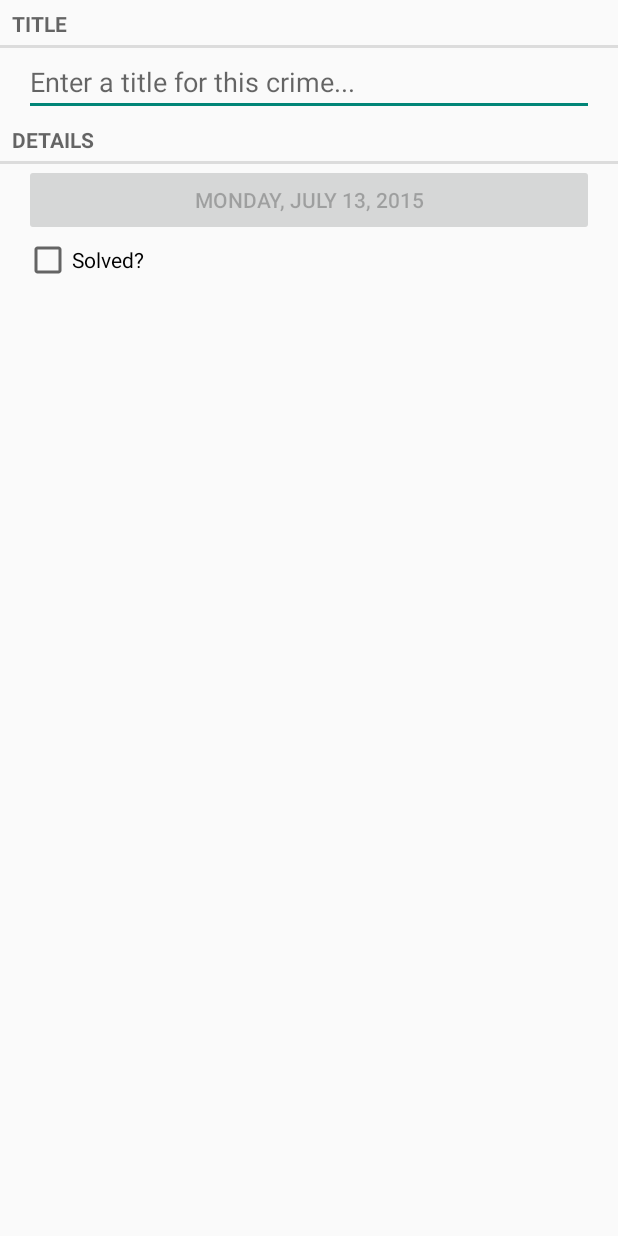
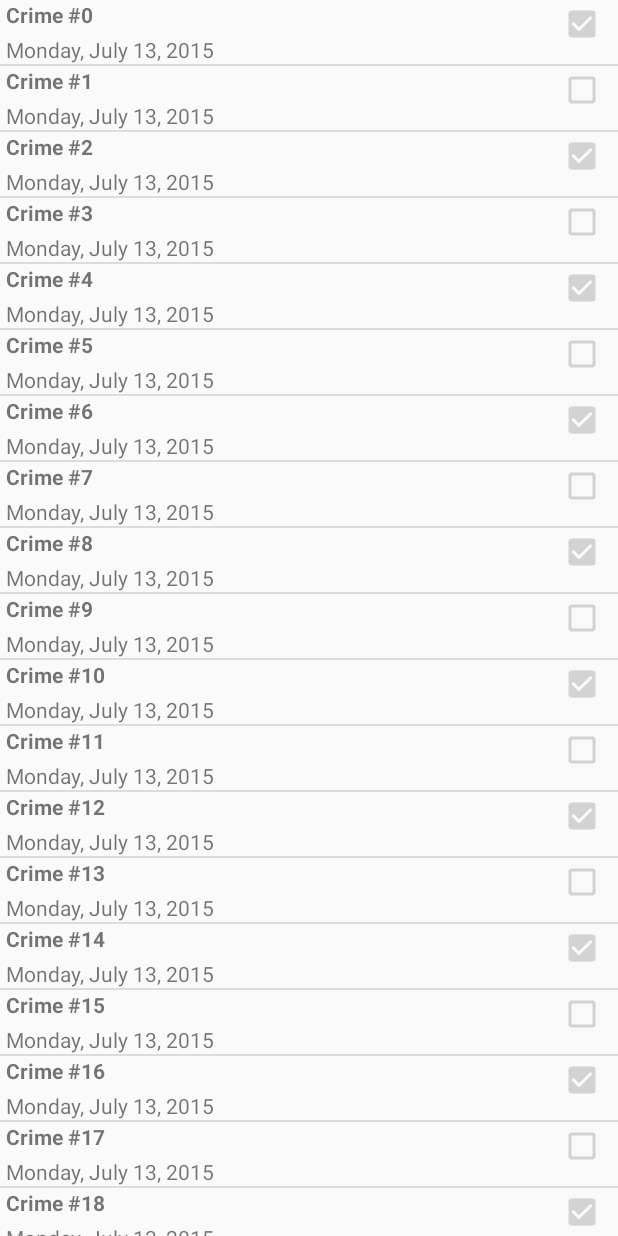
Before and after one commit to Crapoo/Android-Practice, an Android app: the screen it shows after launch (CrimeActivity before the commit, CrimeListActivity after it), on a phone screen of 412 x 824 dp. Run offline under Robolectric (Android 15) with nearby library versions, the phone set to English and light mode, and no system bars.

Commit message:
Add list view fragment
New ListFragment
New way of creating fragments
Custom list view for crimes

```diff
--- a/03-CriminalIntent/app/src/main/AndroidManifest.xml
+++ b/03-CriminalIntent/app/src/main/AndroidManifest.xml
@@ -7,14 +7,16 @@
         android:icon="@mipmap/ic_launcher"
         android:label="@string/app_name"
         android:theme="@style/AppTheme" >
+        <activity android:name=".CrimeListActivity">
+            <intent-filter>
+                <action android:name="android.intent.action.MAIN" />
+                <category android:name="android.intent.category.LAUNCHER" />
+            </intent-filter>
+        </activity>
+
         <activity
             android:name=".CrimeActivity"
             android:label="@string/app_name" >
-            <intent-filter>
-                <action android:name="android.intent.action.MAIN" />
-
-                <category android:name="android.intent.category.LAUNCHER" />
-            </intent-filter>
         </activity>
     </application>
 
--- a/03-CriminalIntent/app/src/main/java/me/taroli/criminalintent/Crime.java
+++ b/03-CriminalIntent/app/src/main/java/me/taroli/criminalintent/Crime.java
@@ -40,4 +40,9 @@ public class Crime {
     public void setSolved(boolean solved) {
         this.solved = solved;
     }
+
+    @Override
+    public String toString() {
+        return title;
+    }
 }
--- a/03-CriminalIntent/app/src/main/java/me/taroli/criminalintent/CrimeActivity.java
+++ b/03-CriminalIntent/app/src/main/java/me/taroli/criminalintent/CrimeActivity.java
@@ -1,29 +1,11 @@
 package me.taroli.criminalintent;
 
 import android.support.v4.app.Fragment;
-import android.support.v4.app.FragmentActivity;
-import android.os.Bundle;
-import android.support.v4.app.FragmentManager;
-import android.view.Menu;
-import android.view.MenuItem;
 
-
-public class CrimeActivity extends FragmentActivity {
+public class CrimeActivity extends SingleFragmentActivity {
 
     @Override
-    protected void onCreate(Bundle savedInstanceState) {
-        super.onCreate(savedInstanceState);
-        setContentView(R.layout.activity_crime);
-
-        FragmentManager fm = getSupportFragmentManager();
-        Fragment fragment = fm.findFragmentById(R.id.fragmentContainer);
-
-        if (fragment == null) {
-            fragment = new CrimeFragment();
-            fm.beginTransaction()
-                    .add(R.id.fragmentContainer, fragment)
-                    .commit();
-        }
+    protected Fragment createFragment() {
+        return new CrimeFragment();
     }
-
 }
--- /dev/null
+++ b/03-CriminalIntent/app/src/main/java/me/taroli/criminalintent/CrimeLab.java
@@ -0,0 +1,47 @@
+package me.taroli.criminalintent;
+
+import android.content.Context;
+
+import java.util.ArrayList;
+import java.util.UUID;
+
+/**
+ * Created by Matt on 13/07/15.
+ */
+public class CrimeLab {
+    private static CrimeLab INSTANCE;
+    private Context appContext;
+    private ArrayList<Crime> crimes;
+
+    private CrimeLab(Context appContext) {
+        this.appContext = appContext;
+        crimes = new ArrayList<Crime>();
+        /* Temporarily populating the list */
+        for (int i = 0; i < 100; i++) {
+            Crime c = new Crime();
+            c.setTitle("Crime #" + i);
+            c.setSolved(i % 2 == 0);
+            crimes.add(c);
+        }
+    }
+
+    public static CrimeLab getINSTANCE(Context c) {
+        if (INSTANCE == null) {
+            INSTANCE = new CrimeLab(c.getApplicationContext());
+        }
+        return INSTANCE;
+    }
+
+    public ArrayList<Crime> getCrimes() {
+        return crimes;
+    }
+
+    public Crime getCrime(UUID id) {
+        for (Crime c : crimes) {
+            if (c.getId().equals(id)) {
+                return c;
+            }
+        }
+        return null;
+    }
+}
--- /dev/null
+++ b/03-CriminalIntent/app/src/main/java/me/taroli/criminalintent/CrimeListActivity.java
@@ -0,0 +1,14 @@
+package me.taroli.criminalintent;
+
+import android.support.v4.app.Fragment;
+
+/**
+ * Created by Matt on 13/07/15.
+ */
+public class CrimeListActivity extends SingleFragmentActivity {
+
+    @Override
+    protected Fragment createFragment() {
+        return new CrimeListFragment();
+    }
+}
--- /dev/null
+++ b/03-CriminalIntent/app/src/main/java/me/taroli/criminalintent/CrimeListFragment.java
@@ -0,0 +1,68 @@
+package me.taroli.criminalintent;
+
+import android.os.Bundle;
+import android.support.v4.app.ListFragment;
+import android.util.Log;
+import android.view.View;
+import android.view.ViewGroup;
+import android.widget.ArrayAdapter;
+import android.widget.CheckBox;
+import android.widget.ListView;
+import android.widget.TextView;
+
+import java.text.DateFormat;
+import java.util.ArrayList;
+
+/**
+ * Created by Matt on 13/07/15.
+ */
+public class CrimeListFragment extends ListFragment {
+    private static final String TAG = "CrimeListFragment";
+
+    public ArrayList<Crime> crimes;
+    private ArrayAdapter<Crime> adapter;
+
+    @Override
+    public void onCreate(Bundle savedInstanceState) {
+        super.onCreate(savedInstanceState);
+        getActivity().setTitle(R.string.crimes_title);
+        crimes = CrimeLab.getINSTANCE(getActivity()).getCrimes();
+
+        adapter = new CrimeAdapter(crimes);
+        setListAdapter(adapter);
+    }
+
+    @Override
+    public void onListItemClick(ListView l, View v, int position, long id) {
+        Crime c = ((CrimeAdapter) getListAdapter()).getItem(position);
+        Log.d(TAG, c.getTitle() + " clicked");
+    }
+
+    private class CrimeAdapter extends ArrayAdapter<Crime> {
+
+        public CrimeAdapter(ArrayList<Crime> crimes) {
+            super(getActivity(), 0, crimes);
+        }
+
+        @Override
+        public View getView(int position, View convertView, ViewGroup parent) {
+            /* If no view, inflate one */
+            if (convertView == null) {
+                convertView = getActivity().getLayoutInflater().inflate(R.layout.list_item_crime, null);
+            }
+            Crime c = getItem(position);
+
+            TextView titleTv = (TextView) convertView.findViewById(R.id.crime_list_item_titleTextView);
+            titleTv.setText(c.getTitle());
+
+            TextView dateTv = (TextView) convertView.findViewById(R.id.crime_list_item_dateTextView);
+            DateFormat df = DateFormat.getDateInstance(DateFormat.FULL);
+            dateTv.setText(df.format(c.getDate()));
+
+            CheckBox solvedChkbx = (CheckBox) convertView.findViewById(R.id.crime_list_item_solvedChkbx);
+            solvedChkbx.setChecked(c.isSolved());
+
+            return convertView;
+        }
+    }
+}
--- /dev/null
+++ b/03-CriminalIntent/app/src/main/java/me/taroli/criminalintent/SingleFragmentActivity.java
@@ -0,0 +1,26 @@
+package me.taroli.criminalintent;
+
+import android.os.Bundle;
+import android.support.v4.app.Fragment;
+import android.support.v4.app.FragmentActivity;
+import android.support.v4.app.FragmentManager;
+
+/**
+ * Created by Matt on 13/07/15.
+ */
+public abstract class SingleFragmentActivity extends FragmentActivity {
+    protected abstract Fragment createFragment();
+
+    @Override
+    protected void onCreate(Bundle savedInstanceState) {
+        super.onCreate(savedInstanceState);
+        setContentView(R.layout.activity_fragment);
+        FragmentManager fm = getSupportFragmentManager();
+        Fragment frag = fm.findFragmentById(R.id.fragmentContainer);
+
+        if (frag == null) {
+            frag = createFragment();
+            fm.beginTransaction().add(R.id.fragmentContainer, frag).commit();
+        }
+    }
+}
--- /dev/null
+++ b/03-CriminalIntent/app/src/main/res/layout/list_item_crime.xml
@@ -0,0 +1,36 @@
+<?xml version="1.0" encoding="utf-8"?>
+<RelativeLayout xmlns:android="http://schemas.android.com/apk/res/android"
+    android:orientation="vertical"
+    android:layout_width="match_parent"
+    android:layout_height="match_parent">
+    <CheckBox
+        android:id="@+id/crime_list_item_solvedChkbx"
+        android:layout_width="wrap_content"
+        android:layout_height="wrap_content"
+        android:gravity="center"
+        android:layout_alignParentRight="true"
+        android:enabled="false"
+        android:padding="4dp"
+        android:focusable="false"/>
+
+    <TextView
+        android:id="@+id/crime_list_item_titleTextView"
+        android:layout_width="match_parent"
+        android:layout_height="wrap_content"
+        android:layout_toLeftOf="@id/crime_list_item_solvedChkbx"
+        android:textStyle="bold"
+        android:paddingLeft="4dp"
+        android:paddingRight="4dp"
+        android:text="Crime Title"/>
+
+    <TextView
+        android:id="@+id/crime_list_item_dateTextView"
+        android:layout_width="match_parent"
+        android:layout_height="wrap_content"
+        android:layout_below="@id/crime_list_item_titleTextView"
+        android:layout_toLeftOf="@id/crime_list_item_solvedChkbx"
+        android:paddingLeft="4dp"
+        android:paddingRight="4dp"
+        android:paddingTop="4dp"
+        android:text="Crime Date"/>
+</RelativeLayout>
--- a/03-CriminalIntent/app/src/main/res/values/strings.xml
+++ b/03-CriminalIntent/app/src/main/res/values/strings.xml
@@ -6,4 +6,5 @@
     <string name="crime_title_label">Title</string>
     <string name="crime_details_label">Details</string>
     <string name="crime_solved_label">Solved?</string>
+    <string name="crimes_title">Crimes</string>
 </resources>
```
Also changed, not shown: 03-CriminalIntent/app/src/main/res/layout/activity_fragment.xml (renamed from 03-CriminalIntent/app/src/main/res/layout/activity_crime.xml).
